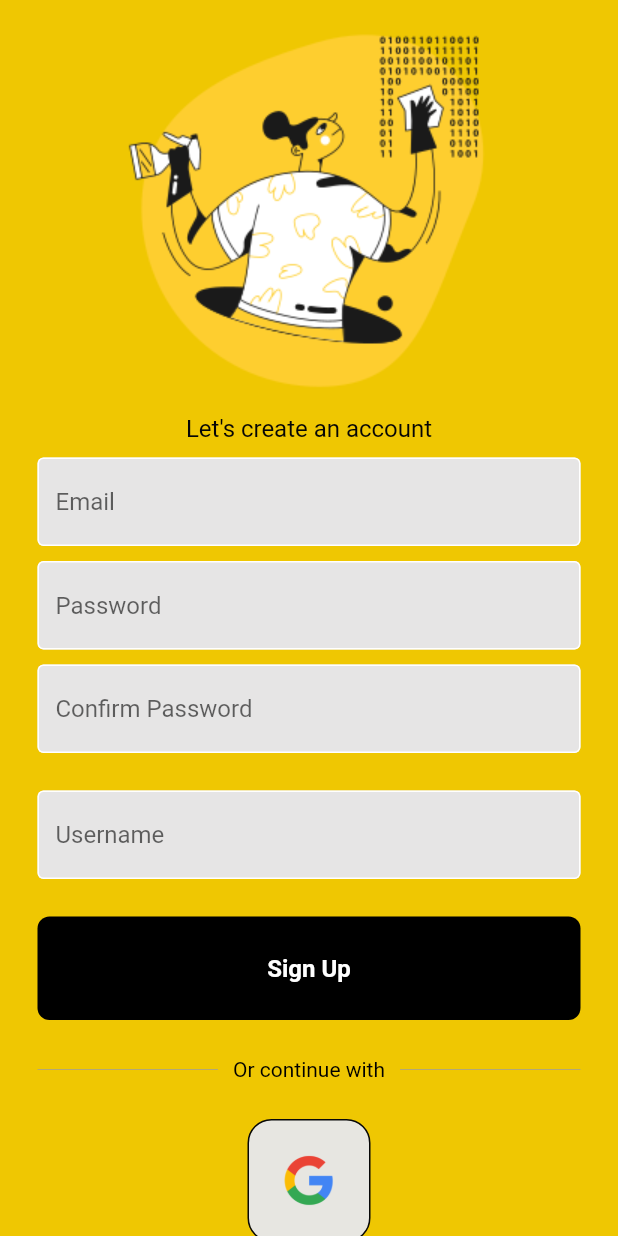
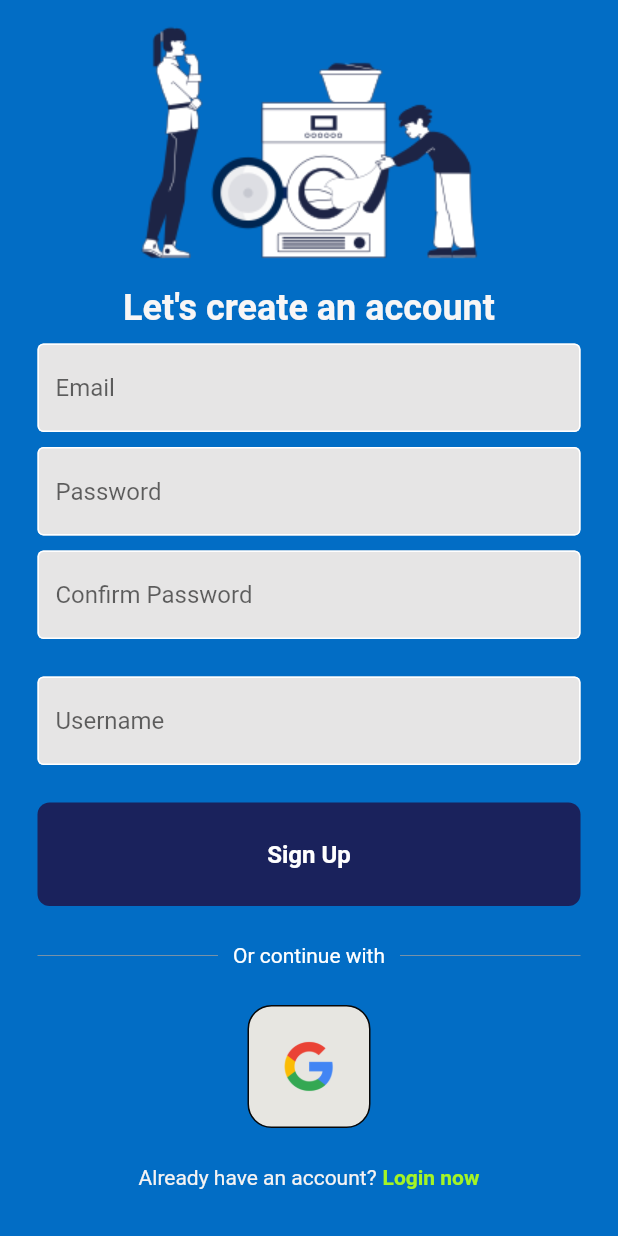
Before and after one commit to 8maziar/who-is-doing-the-dishes-app, a Flutter app: the screen it shows after launch, after a tap on "Register now", on a phone screen of 412 x 824 dp. Run offline on Flutter 3.47's test engine with Material 2 defaults, Android fonts, the phone set to English and light mode, and no system bars; our stand-ins replace cloud_firestore, date_field, firebase_auth, firebase_core, firebase_messaging, google_sign_in and 1 more; accounts and stored records are empty; network calls fail.

Commit message:
added new color scheme

```diff
--- a/lib/components/mybutton.dart
+++ b/lib/components/mybutton.dart
@@ -19,7 +19,7 @@ class MyButton extends StatelessWidget {
         padding: const EdgeInsets.all(25),
         margin: const EdgeInsets.symmetric(horizontal: 25),
         decoration: BoxDecoration(
-          color: Colors.black,
+          color: Color.fromRGBO(26, 34, 92, 1),
           borderRadius: BorderRadius.circular(8),
           ),
 
--- a/lib/pages/login_page.dart
+++ b/lib/pages/login_page.dart
@@ -52,7 +52,7 @@ class _LoginPageState extends State<LoginPage> {
       context: context,
       builder: (context) {
         return AlertDialog(
-          backgroundColor: Colors.deepPurple,
+          backgroundColor: const Color.fromRGBO(134, 193, 41, 1),
           title: Center(
             child: Text(
               message,
@@ -67,7 +67,7 @@ class _LoginPageState extends State<LoginPage> {
   @override
   Widget build(BuildContext context) {
     return Scaffold(
-      backgroundColor: const Color.fromARGB(255, 235, 196, 0),
+      backgroundColor: Color.fromRGBO(2, 109, 197, 1),
       body: SafeArea(
         child: SingleChildScrollView(
           child: Column(
@@ -75,24 +75,24 @@ class _LoginPageState extends State<LoginPage> {
             children: [
               const SizedBox(height: 10),
               const Text(
-                'Whos doing',
+                'Who\'s Doing',
                 style: TextStyle(
-                    color: Colors.black,
-                    fontSize: 16,
+                    color: Color.fromARGB(255, 245, 245, 245),
+                    fontSize: 24,
                     fontWeight: FontWeight.bold),
               ),
               const SizedBox(height: 10),
-              Image.asset('lib/images/logo.png'),
+              Image.asset('lib/images/logo1.png'),
               const SizedBox(height: 10),
               const Text(
-                'The Dishes!',
+                'The Dishes?',
                 style: TextStyle(
-                  color: Color.fromARGB(255, 27, 26, 26),
-                  fontSize: 16,
+                  color: Color.fromARGB(255, 251, 251, 251),
+                  fontSize: 24,
                   fontWeight: FontWeight.bold,
                 ),
               ),
-              const SizedBox(height: 10),
+              const SizedBox(height: 20),
               MyTextField(
                 controller: emailController,
                 hintText: 'Email',
@@ -112,7 +112,7 @@ class _LoginPageState extends State<LoginPage> {
                   children: [
                     Text(
                       'Forgot Password?',
-                      style: TextStyle(color: Color.fromARGB(255, 11, 11, 11)),
+                      style: TextStyle(color: Color.fromARGB(255, 255, 255, 255)),
                     ),
                   ],
                 ),
@@ -130,20 +130,20 @@ class _LoginPageState extends State<LoginPage> {
                     Expanded(
                       child: Divider(
                         thickness: 0.5,
-                        color: Colors.grey,
+                        color: Color.fromRGBO(0, 51, 147, 1),
                       ),
                     ),
                     Padding(
                       padding: EdgeInsets.symmetric(horizontal: 10.0),
                       child: Text(
                         'Or continue with',
-                        style: TextStyle(color: Colors.black),
+                        style: TextStyle(color: Color.fromARGB(255, 255, 255, 255)),
                       ),
                     ),
                     Expanded(
                       child: Divider(
                         thickness: 0.5,
-                        color: Colors.grey,
+                        color: Color.fromRGBO(0, 51, 147, 1),
                       ),
                     ),
                   ],
@@ -166,7 +166,7 @@ class _LoginPageState extends State<LoginPage> {
                 children: [
                   const Text(
                     'Not a member?',
-                    style: TextStyle(color: Colors.black),
+                    style: TextStyle(color: Color.fromARGB(255, 255, 255, 255)),
                   ),
                   const SizedBox(
                     width: 4,
@@ -176,7 +176,7 @@ class _LoginPageState extends State<LoginPage> {
                     child: const Text(
                       'Register now',
                       style: TextStyle(
-                          color: Color.fromARGB(255, 157, 14, 197),
+                          color: Color.fromRGBO(164, 244, 37, 1),
                           fontWeight: FontWeight.bold),
                     ),
                   )
--- a/lib/pages/register_page.dart
+++ b/lib/pages/register_page.dart
@@ -57,7 +57,7 @@ class _RegisterPageState extends State<RegisterPage> {
       context: context,
       builder: (context) {
         return AlertDialog(
-          backgroundColor: const Color.fromARGB(255, 190, 175, 8),
+          backgroundColor: const Color.fromRGBO(2, 109, 197, 1),
           title: Center(
             child: Text(
               message,
@@ -92,20 +92,21 @@ class _RegisterPageState extends State<RegisterPage> {
   @override
   Widget build(BuildContext context) {
     return Scaffold(
-      backgroundColor: const Color.fromARGB(255, 239, 199, 2),
+      backgroundColor: const Color.fromRGBO(2, 109, 197, 1),
       body: SafeArea(
         child: SingleChildScrollView(
           child: Column(
             mainAxisAlignment: MainAxisAlignment.center,
             children: [
               const SizedBox(height: 10),
-              Image.asset('lib/images/logo.png'),
+              Image.asset('lib/images/logo1.png'),
               const SizedBox(height: 10),
               const Text(
                 'Let\'s create an account',
                 style: TextStyle(
-                  color: Color.fromARGB(255, 6, 6, 6),
-                  fontSize: 16,
+                  color: Color.fromARGB(255, 248, 246, 246),
+                  fontSize: 24,
+                  fontWeight: FontWeight.bold,
                 ),
               ),
               const SizedBox(height: 10),
@@ -152,7 +153,7 @@ class _RegisterPageState extends State<RegisterPage> {
                       padding: EdgeInsets.symmetric(horizontal: 10.0),
                       child: Text(
                         'Or continue with',
-                        style: TextStyle(color: Colors.black),
+                        style: TextStyle(color: Color.fromARGB(255, 255, 255, 255)),
                       ),
                     ),
                     Expanded(
@@ -181,7 +182,7 @@ class _RegisterPageState extends State<RegisterPage> {
                 children: [
                   const Text(
                     'Already have an account?',
-                    style: TextStyle(color: Colors.black),
+                    style: TextStyle(color: Color.fromARGB(255, 245, 243, 243)),
                   ),
                   const SizedBox(
                     width: 4,
@@ -191,7 +192,7 @@ class _RegisterPageState extends State<RegisterPage> {
                     child: const Text(
                       'Login now',
                       style: TextStyle(
-                          color: Color.fromARGB(255, 14, 69, 197),
+                          color: Color.fromRGBO(164, 244, 37, 1),
                           fontWeight: FontWeight.bold),
                     ),
                   )
```
Also changed, not shown: lib/pages/completed_chores.dart (+13 -2 lines), lib/pages/home_page.dart (+3 -9 lines), lib/pages/hub_page.dart (+6 -10 lines), lib/pages/messages.dart (deleted, +0 -97 lines), lib/images/logo1.png (added).
